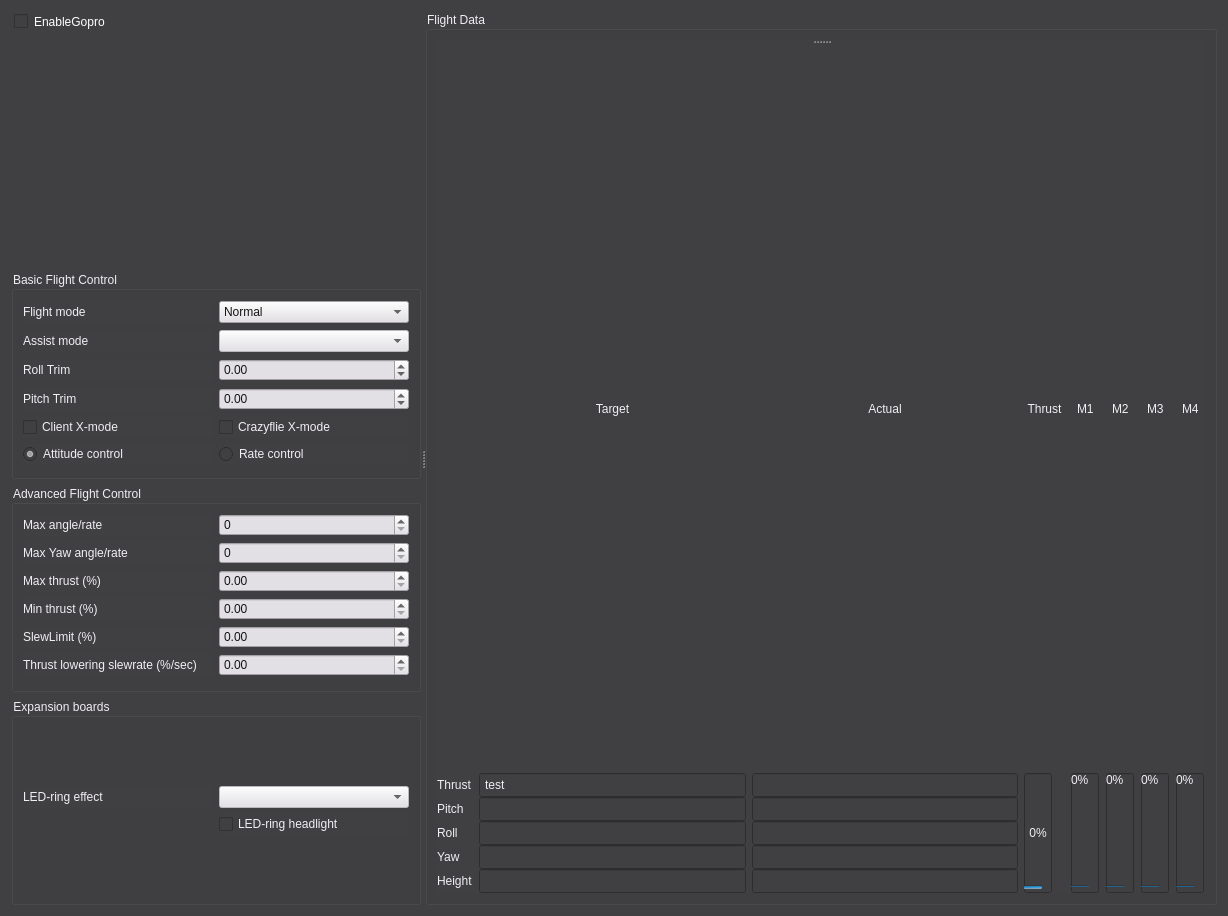
Before: the Qt Designer form src/cfclient/ui/tabs/flightTab.ui in takyonxxx/CfClient, drawn with Qt 5.
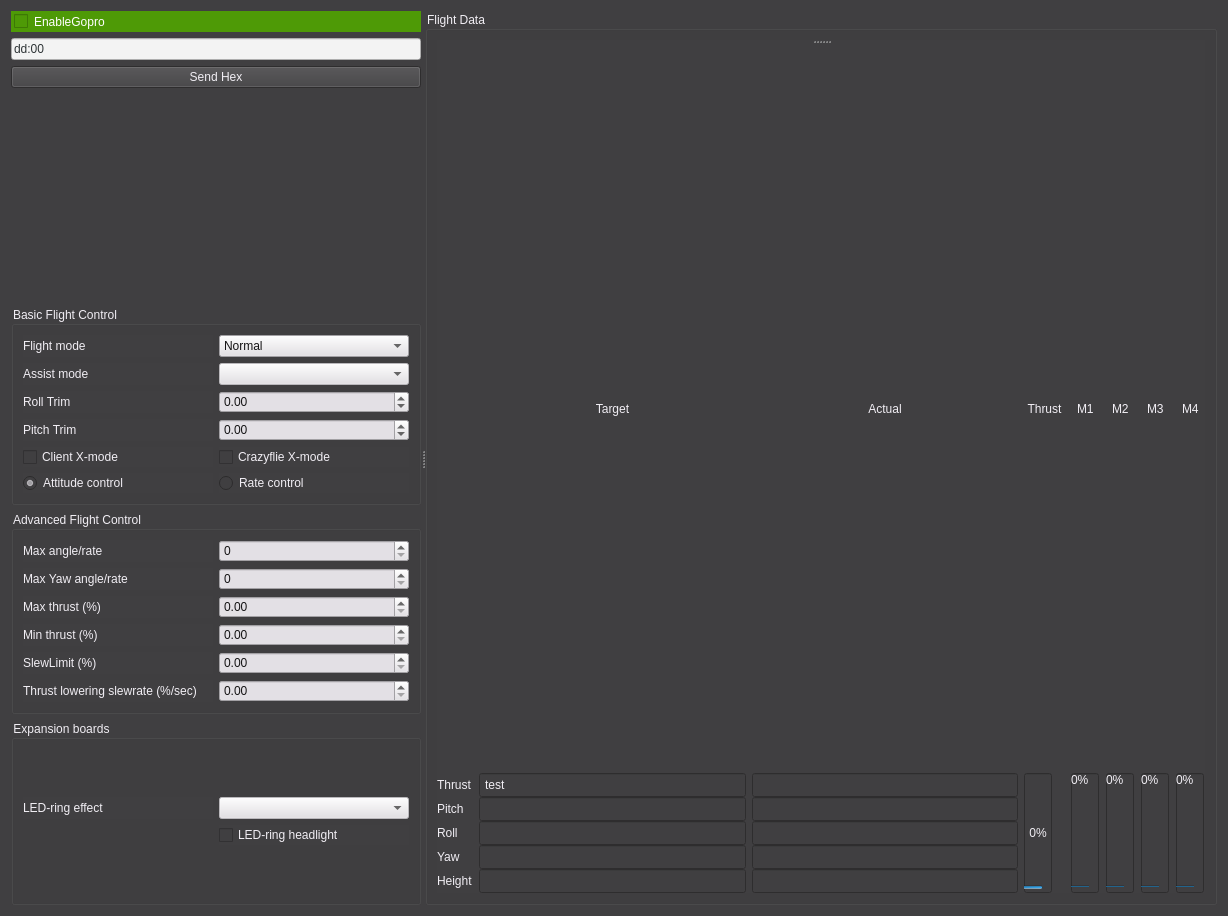
After: the same form once the commit is applied.

Commit message:
send command
send command

What changed in the file:
```diff
--- a/src/cfclient/ui/tabs/flightTab.ui
+++ b/src/cfclient/ui/tabs/flightTab.ui
@@ -31,8 +31,8 @@
        <item>
         <widget class="QCheckBox" name="checkEnableGoPro">
          <property name="styleSheet">
-          <string notr="true">background-color: rgb(64, 63, 65);
-color: rgb(255, 255, 255);
+          <string notr="true">color: rgb(255, 255, 255);
+background-color: rgb(78, 154, 6);
 padding: 3px;</string>
          </property>
          <property name="text">
@@ -40,6 +40,24 @@
          </property>
         </widget>
        </item>
+       <item>
+        <widget class="QLineEdit" name="lineEdit">
+         <property name="styleSheet">
+          <string notr="true">background-color: rgb(243, 243, 243);
+color: rgb(46, 52, 54);</string>
+         </property>
+         <property name="text">
+          <string>dd:00</string>
+         </property>
+        </widget>
+       </item>
+       <item>
+        <widget class="QPushButton" name="sendHexButton">
+         <property name="text">
+          <string>Send Hex</string>
+         </property>
+        </widget>
+       </item>
        <item>
         <spacer name="horizontalSpacer">
          <property name="orientation">
```
The commit also changes 10 other files.
